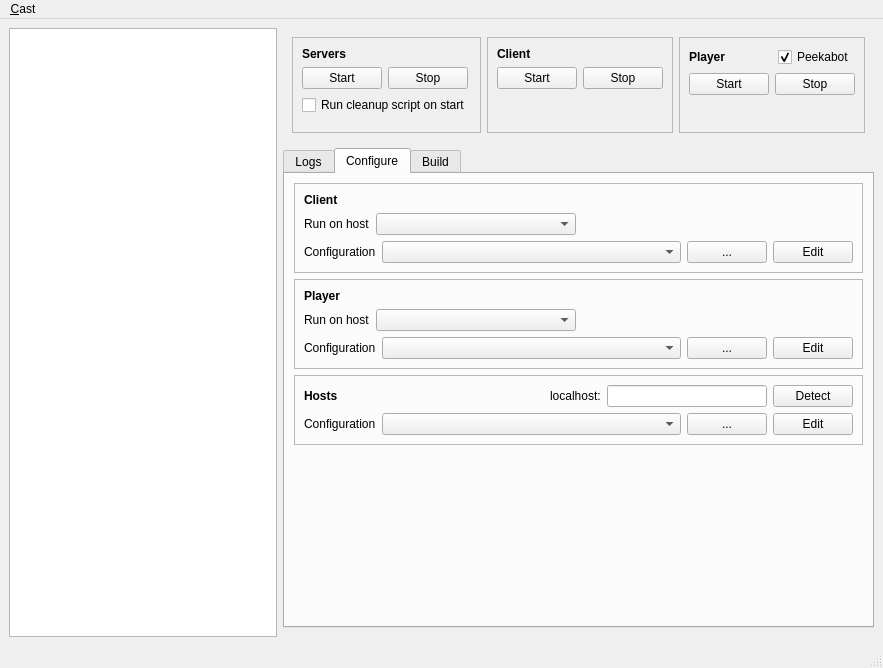
Above: tools/castctrl/trunk/qtui/mainwindow.ui from marc-hanheide/cogx before the change. Below: the same form after it.
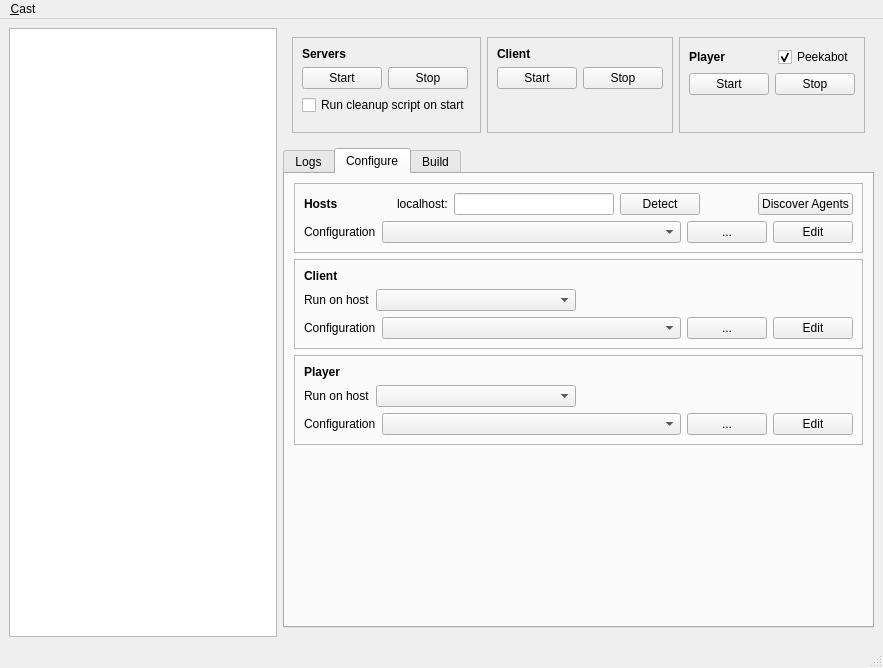
That is the form after the change. The open tabs and pages were chosen to show the change.

Commit message: castcontrol: remote cast-agents implemented and working; partial integration into castcontrol (needs a clean-up)

```diff
--- a/tools/castctrl/trunk/qtui/mainwindow.ui
+++ b/tools/castctrl/trunk/qtui/mainwindow.ui
@@ -455,6 +455,154 @@
            <string>Configure</string>
           </attribute>
           <layout class="QVBoxLayout" name="verticalLayout_2">
+           <item>
+            <widget class="QFrame" name="frame_4">
+             <property name="frameShape">
+              <enum>QFrame::StyledPanel</enum>
+             </property>
+             <property name="frameShadow">
+              <enum>QFrame::Raised</enum>
+             </property>
+             <layout class="QVBoxLayout" name="verticalLayout_8">
+              <item>
+               <layout class="QHBoxLayout" name="horizontalLayout_15">
+                <item>
+                 <widget class="QLabel" name="label_4">
+                  <property name="font">
+                   <font>
+                    <weight>75</weight>
+                    <bold>true</bold>
+                   </font>
+                  </property>
+                  <property name="text">
+                   <string>Hosts</string>
+                  </property>
+                 </widget>
+                </item>
+                <item>
+                 <spacer name="horizontalSpacer_9">
+                  <property name="orientation">
+                   <enum>Qt::Horizontal</enum>
+                  </property>
+                  <property name="sizeHint" stdset="0">
+                   <size>
+                    <width>40</width>
+                    <height>20</height>
+                   </size>
+                  </property>
+                 </spacer>
+                </item>
+                <item>
+                 <widget class="QLabel" name="label_5">
+                  <property name="text">
+                   <string>localhost:</string>
+                  </property>
+                 </widget>
+                </item>
+                <item>
+                 <widget class="QLineEdit" name="txtLocalHost">
+                  <property name="sizePolicy">
+                   <sizepolicy hsizetype="Fixed" vsizetype="Fixed">
+                    <horstretch>0</horstretch>
+                    <verstretch>0</verstretch>
+                   </sizepolicy>
+                  </property>
+                  <property name="minimumSize">
+                   <size>
+                    <width>160</width>
+                    <height>0</height>
+                   </size>
+                  </property>
+                  <property name="text">
+                   <string/>
+                  </property>
+                  <property name="maxLength">
+                   <number>128</number>
+                  </property>
+                 </widget>
+                </item>
+                <item>
+                 <widget class="QPushButton" name="btDetectLocalHost">
+                  <property name="toolTip">
+                   <string>Detect the address of the local machine.</string>
+                  </property>
+                  <property name="text">
+                   <string>Detect</string>
+                  </property>
+                 </widget>
+                </item>
+                <item>
+                 <spacer name="horizontalSpacer_10">
+                  <property name="orientation">
+                   <enum>Qt::Horizontal</enum>
+                  </property>
+                  <property name="sizeHint" stdset="0">
+                   <size>
+                    <width>40</width>
+                    <height>20</height>
+                   </size>
+                  </property>
+                 </spacer>
+                </item>
+                <item>
+                 <widget class="QPushButton" name="btDiscoverRemote">
+                  <property name="toolTip">
+                   <string>Discover CASTControl Agents on remote machines. See the Logs for results.</string>
+                  </property>
+                  <property name="text">
+                   <string>Discover Agents</string>
+                  </property>
+                 </widget>
+                </item>
+               </layout>
+              </item>
+              <item>
+               <layout class="QHBoxLayout" name="horizontalLayout_16">
+                <item>
+                 <widget class="QLabel" name="label_10">
+                  <property name="text">
+                   <string>Configuration</string>
+                  </property>
+                 </widget>
+                </item>
+                <item>
+                 <widget class="QComboBox" name="hostConfigCmbx">
+                  <property name="sizePolicy">
+                   <sizepolicy hsizetype="Expanding" vsizetype="Fixed">
+                    <horstretch>4</horstretch>
+                    <verstretch>0</verstretch>
+                   </sizepolicy>
+                  </property>
+                  <property name="minimumSize">
+                   <size>
+                    <width>200</width>
+                    <height>0</height>
+                   </size>
+                  </property>
+                  <property name="statusTip">
+                   <string>CAST configuration file </string>
+                  </property>
+                 </widget>
+                </item>
+                <item>
+                 <widget class="QPushButton" name="btBrowseHostFile">
+                  <property name="text">
+                   <string>...</string>
+                  </property>
+                 </widget>
+                </item>
+                <item>
+                 <widget class="QPushButton" name="btEditHostConfig">
+                  <property name="text">
+                   <string>Edit</string>
+                  </property>
+                 </widget>
+                </item>
+               </layout>
+              </item>
+             </layout>
+            </widget>
+           </item>
            <item>
             <widget class="QFrame" name="frame_11">
              <property name="frameShape">
@@ -673,128 +821,6 @@
              </layout>
             </widget>
            </item>
-           <item>
-            <widget class="QFrame" name="frame_4">
-             <property name="frameShape">
-              <enum>QFrame::StyledPanel</enum>
-             </property>
-             <property name="frameShadow">
-              <enum>QFrame::Raised</enum>
-             </property>
-             <layout class="QVBoxLayout" name="verticalLayout_8">
-              <item>
-               <layout class="QHBoxLayout" name="horizontalLayout_15">
-                <item>
-                 <widget class="QLabel" name="label_4">
-                  <property name="font">
-                   <font>
-                    <weight>75</weight>
-                    <bold>true</bold>
-                   </font>
-                  </property>
-                  <property name="text">
-                   <string>Hosts</string>
-                  </property>
-                 </widget>
-                </item>
-                <item>
-                 <spacer name="horizontalSpacer_9">
-                  <property name="orientation">
-                   <enum>Qt::Horizontal</enum>
-                  </property>
-                  <property name="sizeHint" stdset="0">
-                   <size>
-                    <width>40</width>
-                    <height>20</height>
-                   </size>
-                  </property>
-                 </spacer>
-                </item>
-                <item>
-                 <widget class="QLabel" name="label_5">
-                  <property name="text">
-                   <string>localhost:</string>
-                  </property>
-                 </widget>
-                </item>
-                <item>
-                 <widget class="QLineEdit" name="txtLocalHost">
-                  <property name="sizePolicy">
-                   <sizepolicy hsizetype="Fixed" vsizetype="Fixed">
-                    <horstretch>0</horstretch>
-                    <verstretch>0</verstretch>
-                   </sizepolicy>
-                  </property>
-                  <property name="minimumSize">
-                   <size>
-                    <width>160</width>
-                    <height>0</height>
-                   </size>
-                  </property>
-                  <property name="text">
-                   <string/>
-                  </property>
-                  <property name="maxLength">
-                   <number>128</number>
-                  </property>
-                 </widget>
-                </item>
-                <item>
-                 <widget class="QPushButton" name="btDetectLocalHost">
-                  <property name="text">
-                   <string>Detect</string>
-                  </property>
-                 </widget>
-                </item>
-               </layout>
-              </item>
-              <item>
-               <layout class="QHBoxLayout" name="horizontalLayout_16">
-                <item>
-                 <widget class="QLabel" name="label_10">
-                  <property name="text">
-                   <string>Configuration</string>
-                  </property>
-                 </widget>
-                </item>
-                <item>
-                 <widget class="QComboBox" name="hostConfigCmbx">
-                  <property name="sizePolicy">
-                   <sizepolicy hsizetype="Expanding" vsizetype="Fixed">
-                    <horstretch>4</horstretch>
-                    <verstretch>0</verstretch>
-                   </sizepolicy>
-                  </property>
-                  <property name="minimumSize">
-                   <size>
-                    <width>200</width>
-                    <height>0</height>
-                   </size>
-                  </property>
-                  <property name="statusTip">
-                   <string>CAST configuration file </string>
-                  </property>
-                 </widget>
-                </item>
-                <item>
-                 <widget class="QPushButton" name="btBrowseHostFile">
-                  <property name="text">
-                   <string>...</string>
-                  </property>
-                 </widget>
-                </item>
-                <item>
-                 <widget class="QPushButton" name="btEditHostConfig">
-                  <property name="text">
-                   <string>Edit</string>
-                  </property>
-                 </widget>
-                </item>
-               </layout>
-              </item>
-             </layout>
-            </widget>
-           </item>
            <item>
             <spacer name="verticalSpacer_4">
              <property name="orientation">
```
Left out of the diff: 6 changed lines with no effect on the pictures. The commit also changes 7 other files.
